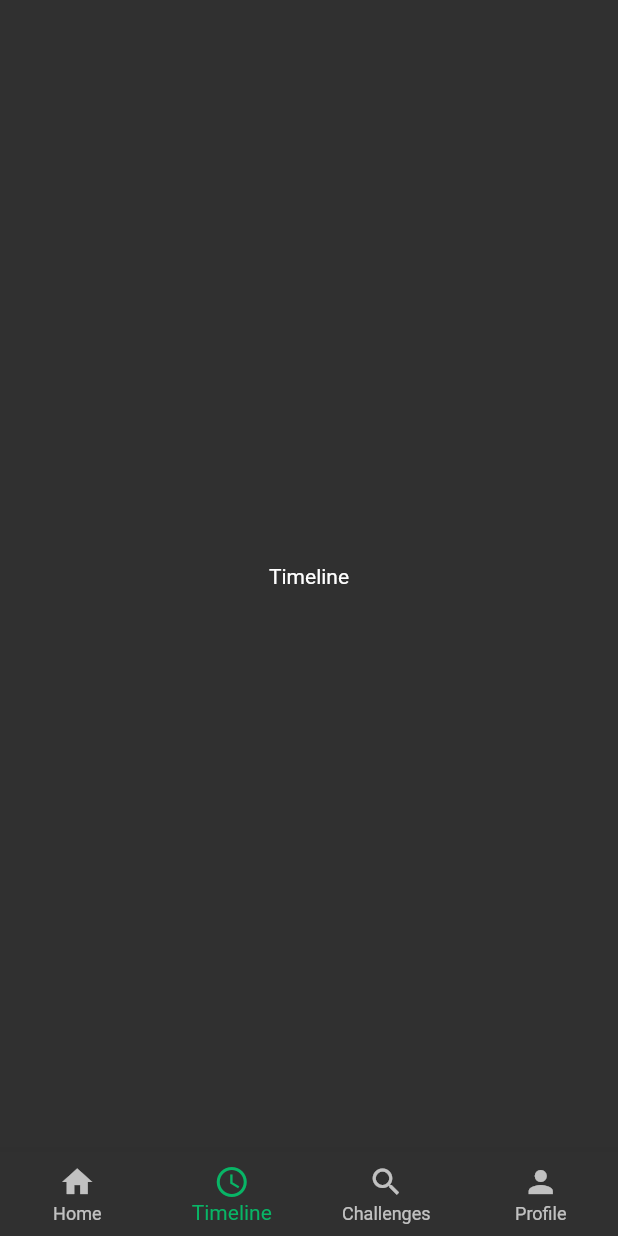
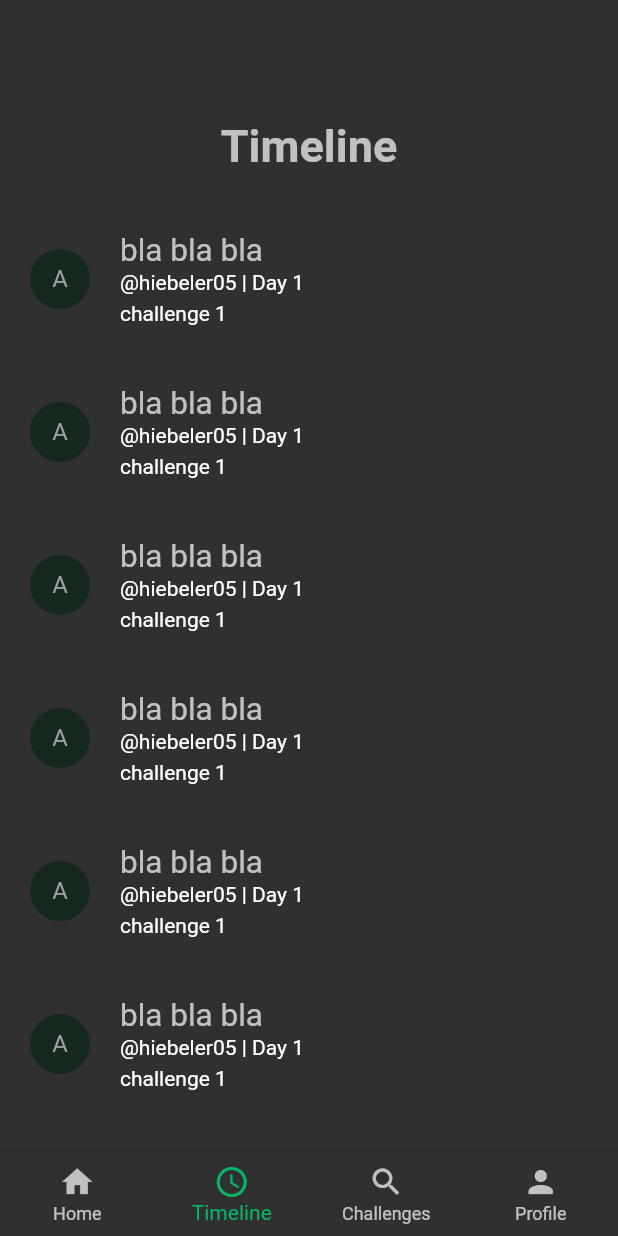
Before and after one commit to Hiebeler/lawof100-frontend, a Flutter app: the screen it shows after launch, item 2 of the bottom bar chosen, on a phone screen of 412 x 824 dp. Run offline on Flutter 3.47's test engine with Material 2 defaults, Android fonts, the light colour scheme and no system bars; Roboto replaces fonts that are missing (Arial, Hind).

Commit message:
added timeline logs, added pubicChallengeComponent, added addChallenge

```diff
--- /dev/null
+++ b/lib/components/log_timeline.dart
@@ -0,0 +1,41 @@
+import 'package:flutter/material.dart';
+
+class LogTimeline extends StatelessWidget {
+  const LogTimeline({Key? key}) : super(key: key);
+
+  @override
+  Widget build(BuildContext context) {
+    return Padding(
+      padding: const EdgeInsets.only(top: 40),
+      child: Column(
+        children: [
+          Row(
+            children: [
+              const CircleAvatar(
+                backgroundColor: Color.fromRGBO(20, 40, 30, 1),
+                radius: 20,
+                child: Text('A'),
+              ),
+              const SizedBox(width: 20,),
+              Column(
+                crossAxisAlignment: CrossAxisAlignment.start,
+                children: [
+                  Text("bla bla bla", style: Theme.of(context).textTheme.headline3,),
+                  Row(
+                    children: [
+                      Text("@hiebeler05", style: Theme.of(context).textTheme.bodyText2,),
+                      Text(" | "),
+                      Text("Day 1")
+                    ],
+                  ),
+                  SizedBox(height: 5,),
+                  Text("challenge 1")
+                ],
+              )
+            ],
+          ),
+        ],
+      ),
+    );
+  }
+}
--- a/lib/main.dart
+++ b/lib/main.dart
@@ -1,10 +1,14 @@
 import 'package:flutter/material.dart';
+import 'package:flutter/services.dart';
+import 'package:lawof100/add_challenge.dart';
 import 'package:lawof100/home.dart';
-import 'package:lawof100/profile.dart';
-import 'package:lawof100/timeline.dart';
 
 void main() {
-  runApp(const Main());
+  WidgetsFlutterBinding.ensureInitialized();
+  SystemChrome.setPreferredOrientations([DeviceOrientation.portraitUp])
+      .then((_) {
+    runApp(Main());
+  });
 }
 
 class Main extends StatefulWidget {
@@ -17,17 +21,23 @@ class Main extends StatefulWidget {
 class _MainState extends State<Main> {
   @override
   Widget build(BuildContext context) {
+    final ThemeData theme = ThemeData();
+
     return MaterialApp(
       initialRoute: '/',
       routes: {
         '/': (context) => const Home(),
+        '/addChallenge': (context) => AddChallenge(),
       },
       theme: ThemeData(
         // Define the default brightness and colors.
-        brightness: Brightness.dark,
-        primaryColor: Color.fromRGBO(8, 181, 102, 1.0),
-        backgroundColor: Color.fromRGBO(42, 46, 55, 1.0),
+        primaryColor: const Color.fromRGBO(8, 181, 102, 1.0),
+        backgroundColor: const Color.fromRGBO(42, 46, 55, 1.0),
 
+        colorScheme:
+            ColorScheme.fromSwatch(brightness: Brightness.dark).copyWith(
+          secondary: const Color.fromRGBO(8, 181, 102, 1.0),
+        ),
 
         // Define the default font family.
         fontFamily: 'Arial',
@@ -36,7 +46,10 @@ class _MainState extends State<Main> {
         // text styling for headlines, titles, bodies of text, and more.
         textTheme: const TextTheme(
           headline1: TextStyle(fontSize: 30.0, fontWeight: FontWeight.bold),
-          headline6: TextStyle(fontSize: 36.0, fontStyle: FontStyle.italic),
+          headline3: TextStyle(fontSize: 21.0),
+          headline6: TextStyle(
+            fontSize: 23.0,
+          ),
           bodyText2: TextStyle(fontSize: 14.0, fontFamily: 'Hind'),
         ),
       ),
--- a/lib/timeline.dart
+++ b/lib/timeline.dart
@@ -1,4 +1,5 @@
 import 'package:flutter/material.dart';
+import 'package:lawof100/components/log_timeline.dart';
 
 class Timeline extends StatefulWidget {
   const Timeline({Key? key}) : super(key: key);
@@ -10,6 +11,31 @@ class Timeline extends StatefulWidget {
 class _TimelineState extends State<Timeline> {
   @override
   Widget build(BuildContext context) {
-    return Center(child: Text("Timeline"),);
+    return Padding(
+      padding: const EdgeInsets.all(20),
+      child: SingleChildScrollView(
+        child: Column(
+          children: [
+            Padding(
+              padding: const EdgeInsets.only(top: 60),
+              child: Center(
+                child: Text(
+                  "Timeline",
+                  style: Theme.of(context).textTheme.headline1,
+                ),
+              ),
+            ),
+            const LogTimeline(),
+            const LogTimeline(),
+            const LogTimeline(),
+            const LogTimeline(),
+            const LogTimeline(),
+            const LogTimeline(),
+            const LogTimeline(),
+            const LogTimeline(),
+          ],
+        ),
+      ),
+    );
   }
 }
```
Also changed, not shown: lib/add_challenge.dart (added, +97 -0 lines), lib/components/log.dart (+4 -4 lines), lib/components/publicChallengeComponent.dart (added, +39 -0 lines), lib/feed.dart (+25 -10 lines), lib/profile.dart (+27 -3 lines), lib/publicChallenges.dart (+21 -2 lines), 1 other file.
